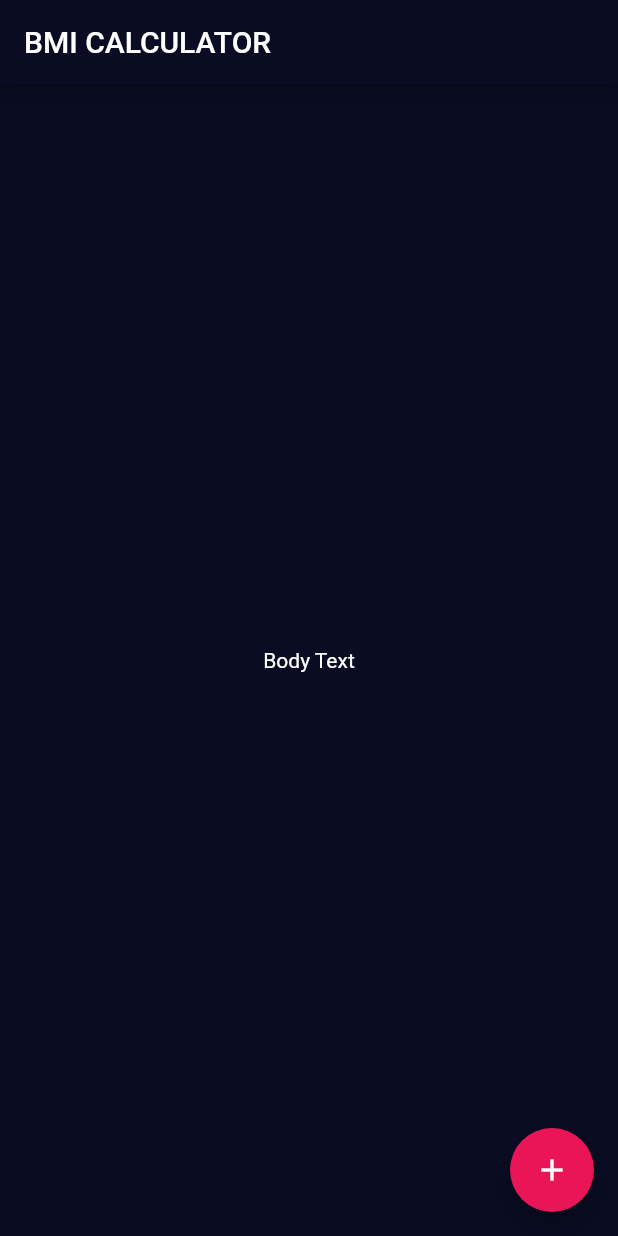
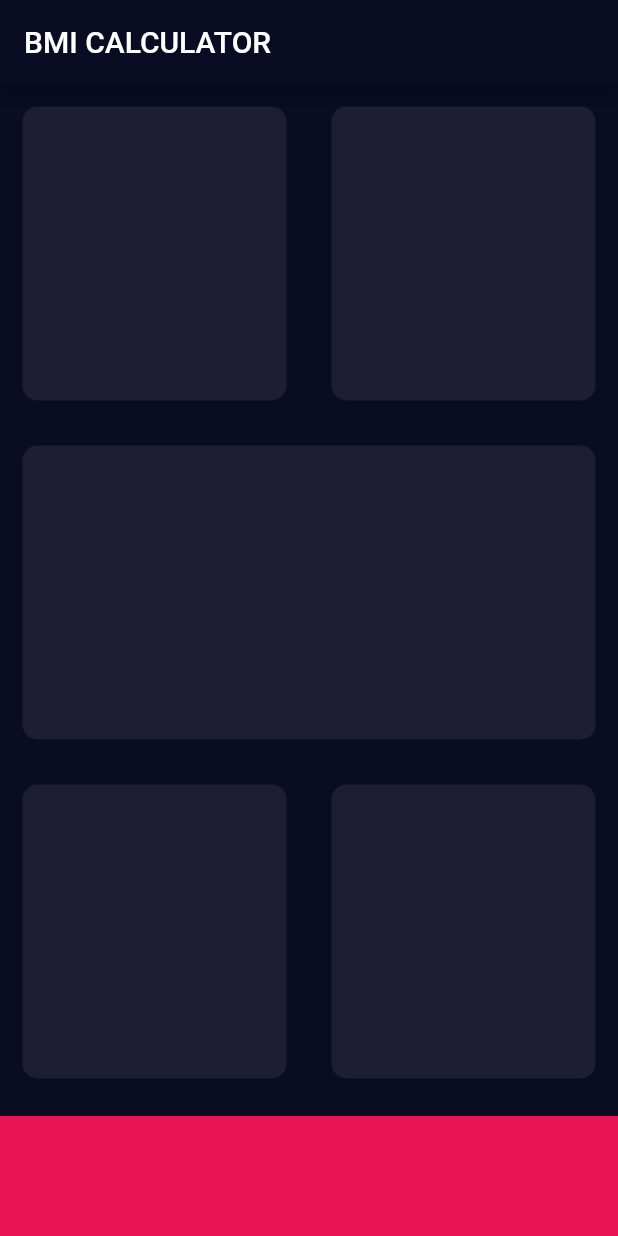
Before and after one commit to Flutter-Refs/bmi-calculator, a Flutter app: the screen it shows after launch, on a phone screen of 412 x 824 dp. Run offline on Flutter 3.47's test engine with Material 2 defaults, Android fonts, the phone set to English and light mode, and no system bars; missing offline and left inert: dart:html.

Commit message:
Implemented input page skeleton

```diff
--- /dev/null
+++ b/lib/input_page.dart
@@ -0,0 +1,83 @@
+// ignore_for_file: prefer_const_constructors, prefer_const_literals_to_create_immutables, must_be_immutable
+
+import 'dart:html';
+
+import 'package:flutter/material.dart';
+
+const bottomContainerHeight = 80.0;
+
+class InputPage extends StatefulWidget {
+  const InputPage({super.key});
+
+  @override
+  State<InputPage> createState() => _InputPageState();
+}
+
+class _InputPageState extends State<InputPage> {
+  @override
+  Widget build(BuildContext context) {
+    return Scaffold(
+      appBar: AppBar(
+        title: Text('BMI CALCULATOR'),
+      ),
+      body: Column(
+        children: [
+          Expanded(
+            child: Row(
+              children: [
+                Expanded(
+                  child: ReusableCard(),
+                ),
+                Expanded(
+                  child: ReusableCard(),
+                ),
+              ],
+            ),
+          ),
+          Expanded(
+            child: ReusableCard(),
+          ),
+          Expanded(
+            child: Row(
+              children: [
+                Expanded(
+                  child: ReusableCard(),
+                ),
+                Expanded(
+                  child: ReusableCard(),
+                ),
+              ],
+            ),
+          ),
+          Container(
+            color: Color(0xFFEA1556),
+            width: double.infinity,
+            height: bottomContainerHeight,
+            margin: EdgeInsets.only(top: 10.0),
+          ),
+        ],
+      ),
+    );
+  }
+}
+
+class ReusableCard extends StatelessWidget {
+  static const Color defaultColour = Color(0xFF1D1E33);
+  Color colour;
+
+  ReusableCard({
+    super.key,
+    this.colour = defaultColour,
+  });
+
+  @override
+  Widget build(BuildContext context) {
+    return Container(
+      margin: EdgeInsets.all(15.0),
+      decoration: BoxDecoration(
+        borderRadius: BorderRadius.circular(10),
+        color: colour,
+      ),
+    );
+  }
+}
--- a/lib/main.dart
+++ b/lib/main.dart
@@ -1,5 +1,6 @@
 // ignore_for_file: prefer_const_constructors, use_full_hex_values_for_flutter_colors
 
+import 'package:bmi_calculator/input_page.dart';
 import 'package:flutter/material.dart';
 
 void main() {
@@ -23,28 +24,3 @@ class BMICalculator extends StatelessWidget {
     );
   }
 }
-
-class InputPage extends StatefulWidget {
-  const InputPage({super.key});
-
-  @override
-  State<InputPage> createState() => _InputPageState();
-}
-
-class _InputPageState extends State<InputPage> {
-  @override
-  Widget build(BuildContext context) {
-    return Scaffold(
-      appBar: AppBar(
-        title: Text('BMI CALCULATOR'),
-      ),
-      body: Center(
-        child: Text('Body Text'),
-      ),
-      floatingActionButton: FloatingActionButton(
-        onPressed: () {},
-        child: Icon(Icons.add),
-      ),
-    );
-  }
-}
```
